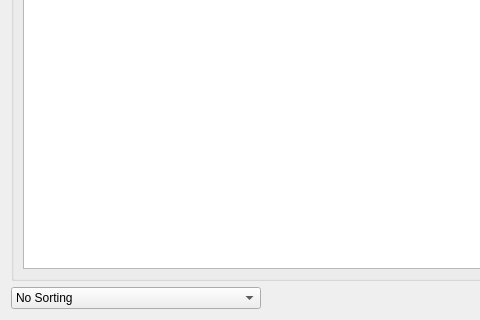
Above: qt_IMDb/qt_IMDb/displayform.ui from treetoon/IMDb-Comparator before the change; both pictures show x 0 to 480 and y 314 to 634 of the 1221 by 634 pixel window. Below: the same form after it.
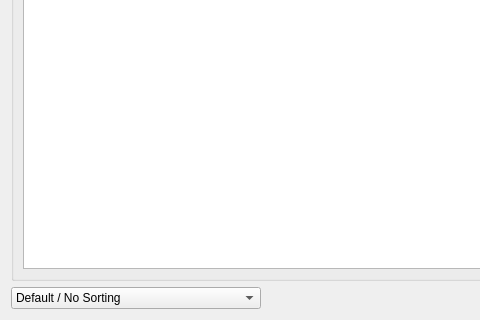
That is the form after the change. Icons and pictures are not drawn.

```diff
--- a/qt_IMDb/qt_IMDb/displayform.ui
+++ b/qt_IMDb/qt_IMDb/displayform.ui
@@ -132,7 +132,7 @@
      </property>
      <item>
       <property name="text">
-       <string>No Sorting</string>
+       <string>Default / No Sorting</string>
       </property>
      </item>
      <item>
```
Left out of the diff: 5 changed lines with no effect on the pictures.
